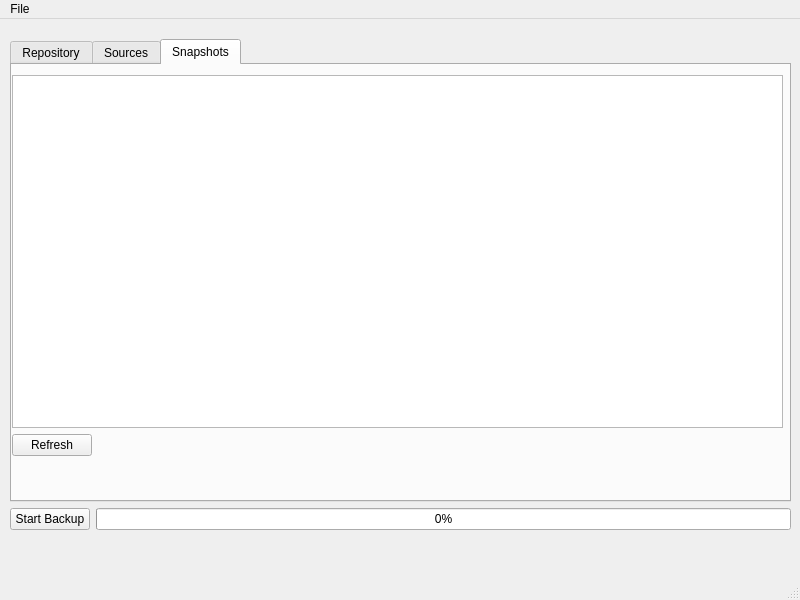
First picture: the form in vorta/UI/mainwindow.ui, repository borgbase/vorta, before the edit.
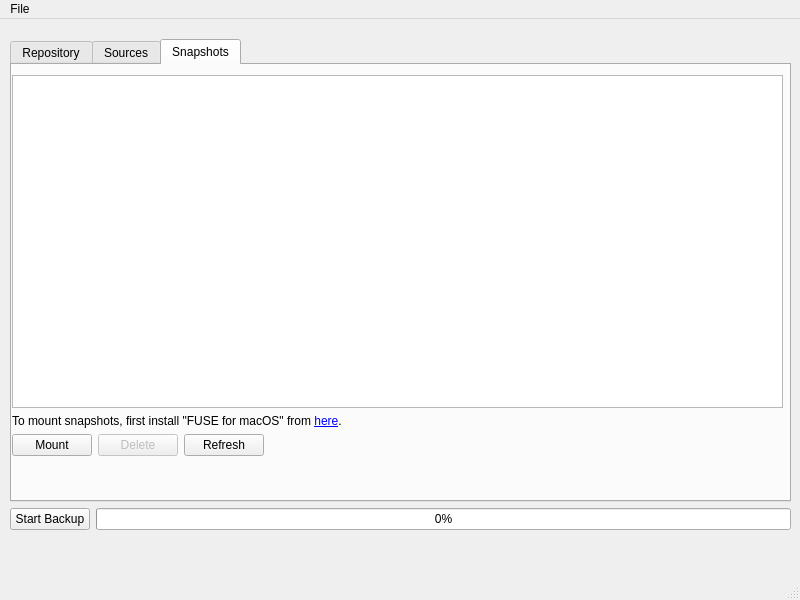
Second picture: the form after the edit. The open tabs and pages were chosen to show the change.

The edit to the form file:
```diff
--- a/vorta/UI/mainwindow.ui
+++ b/vorta/UI/mainwindow.ui
@@ -385,6 +385,44 @@
            </widget>
           </item>
           <item>
+           <widget class="QLabel" name="label_4">
+            <property name="text">
+             <string>&lt;html&gt;&lt;head/&gt;&lt;body&gt;&lt;p&gt;To mount snapshots, first install &amp;quot;FUSE for macOS&amp;quot; from &lt;a href=&quot;https://osxfuse.github.io/&quot;&gt;&lt;span style=&quot; text-decoration: underline; color:#0000ff;&quot;&gt;here&lt;/span&gt;&lt;/a&gt;.&lt;/p&gt;&lt;/body&gt;&lt;/html&gt;</string>
+            </property>
+           </widget>
+          </item>
+          <item>
+           <layout class="QHBoxLayout" name="horizontalLayout_3">
+            <item>
+             <widget class="QPushButton" name="pushButton">
+              <property name="sizePolicy">
+               <sizepolicy hsizetype="Fixed" vsizetype="Fixed">
+                <horstretch>0</horstretch>
+                <verstretch>0</verstretch>
+               </sizepolicy>
+              </property>
+              <property name="text">
+               <string>Mount</string>
+              </property>
+             </widget>
+            </item>
+            <item>
+             <widget class="QPushButton" name="pushButton_2">
+              <property name="enabled">
+               <bool>false</bool>
+              </property>
+              <property name="sizePolicy">
+               <sizepolicy hsizetype="Fixed" vsizetype="Fixed">
+                <horstretch>0</horstretch>
+                <verstretch>0</verstretch>
+               </sizepolicy>
+              </property>
+              <property name="text">
+               <string>Delete</string>
+              </property>
+             </widget>
+            </item>
+            <item alignment="Qt::AlignLeft">
            <widget class="QPushButton" name="pushButton_4">
             <property name="sizePolicy">
              <sizepolicy hsizetype="Fixed" vsizetype="Fixed">
@@ -396,6 +434,8 @@
              <string>Refresh</string>
             </property>
            </widget>
+            </item>
+           </layout>
           </item>
          </layout>
         </widget>
```
Left out of the diff: 2 changed lines with no effect on the pictures. Lines whose indentation alone changed are shown as unchanged.
